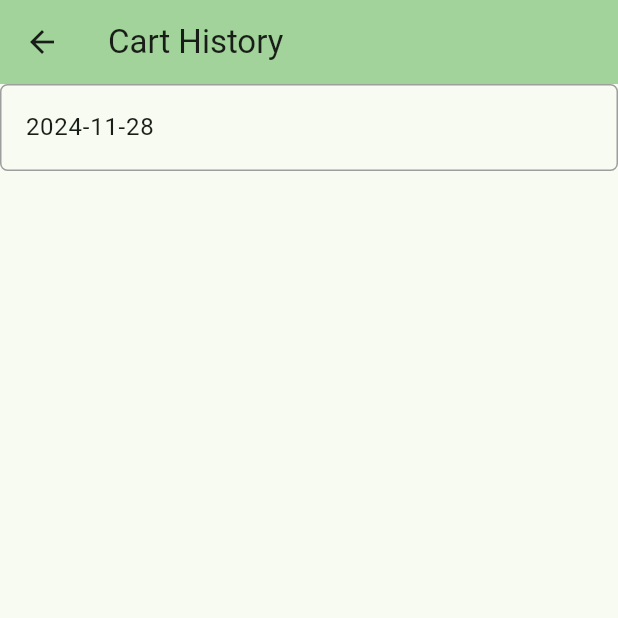
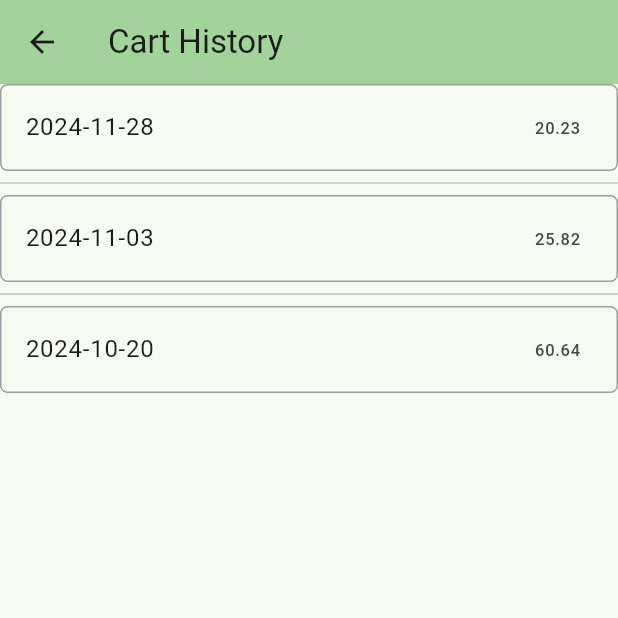
Before and after one commit to Hollowhking/HCIproject, a Flutter app: the screen it shows after launch, after a tap on the "history" icon, on a phone screen of 412 x 824 dp, the top half of it. Run offline on Flutter 3.47's test engine with Material 3 defaults, Android fonts, the phone set to English and light mode, and no system bars; network calls fail.

Commit message:
Added settings page and cart history update

```diff
--- a/lib/Item.dart
+++ b/lib/Item.dart
@@ -24,4 +24,20 @@ class Cart{
     }
     return total;
   }
+
+  double gettotalwithtax(){
+    return (gettotal() + (gettotal()*0.13));
+  }
 }
+
+class User{
+  List<Cart> history;
+  String name;
+
+
+  User(this.history, this.name);
+
+  void addcart(Cart newcart){
+    history.add(newcart);
+  }
+}
--- a/lib/main.dart
+++ b/lib/main.dart
@@ -24,10 +24,18 @@ class MyApp extends StatelessWidget {
 
 Item coke = Item(001, "12pk Coca Cola", "https://i5.walmartimages.com/asr/f810b124-f8a0-4a93-82d2-3e770ea24345.361d24791354ad16ecc48cff4ceee35e.jpeg?odnHeight=2000&odnWidth=2000&odnBg=FFFFFF", 12.91);
 Item pringles = Item(002, "Pringles 500g", "https://voila.ca/images-v3/2d92d19c-0354-49c0-8a91-5260ed0bf531/57dda498-e3a1-4944-b874-c58fff63365c/500x500.jpg", 4.99);
-Item chickenstrips = Item(003, "Janes Chicken Tenders", "itemimgurl", 12.91);
-Item cucumber = Item(004, "Cucumber", "itemimgurl", 3.99);
+Item chickenstrips = Item(003, "Janes Chicken Tenders", "http://i.bungo.ca/u/Es7SGJ.png", 12.91);
+Item cucumber = Item(004, "Cucumber", "https://i5.walmartimages.ca/images/Enlarge/840/154/6000205840154.jpg?odnHeight=2000&odnWidth=2000&odnBg=FFFFFF", 3.99);
+Item carrots = Item(005, "Carrots 50g", "https://i5.walmartimages.ca/images/Enlarge/328/479/6000207328479.jpg", 2.50);
+Item Oreo = Item(006, "Oreo cookies 495g", "https://i5.walmartimages.com/asr/db7d72d9-68da-4ee2-9838-ea45824ff7af.3327e3c6c5731b6a6190eba573c8a8f9.jpeg?odnHeight=2000&odnWidth=2000&odnBg=FFFFFF", 3.45);
+Item dietcoke = Item(007, "12pk Diet Coca Cola", "http://i.bungo.ca/u/FIsdyL.png", 12.91);
+
 
 Cart cart1 = Cart([coke, pringles], "2024-11-28");
+Cart cart2 = Cart([carrots,chickenstrips,Oreo,cucumber], "2024-11-03");
+Cart cart3 = Cart([coke,pringles, chickenstrips, cucumber, carrots, Oreo, dietcoke], "2024-10-20");
+
+User user1 = User([cart1, cart2, cart3], "Josh");
 
 class MyHomePage extends StatefulWidget {
   const MyHomePage({super.key, required this.title});
@@ -51,9 +59,16 @@ class _MyHomePageState extends State<MyHomePage> {
             //Go to cart history
             final result = await Navigator.push(
               context,
-              MaterialPageRoute(builder: (context) => _CartHistoryPage([cart1]))
+              MaterialPageRoute(builder: (context) => _CartHistoryPage(user1))
             );
-          }, icon: const Icon(Icons.history))
+          }, icon: const Icon(Icons.history)),
+          IconButton(
+              onPressed: () async{
+                final result = await Navigator.push(
+                    context,
+                    MaterialPageRoute(builder: (context) => _settingspage(user1))
+                );
+              }, icon: const Icon(Icons.settings))
         ],
       ),
       body: Center(
@@ -84,7 +99,7 @@ class _MyHomePageState extends State<MyHomePage> {
 }
 
 class _scannerpage extends StatelessWidget{
-  Cart currentcart = new Cart([], "2024-11-28");
+  Cart currentcart = new Cart([], "${DateTime.now()}");
 
 
   @override
@@ -118,25 +133,25 @@ class _scannerpage extends StatelessWidget{
 }
 
 class _CartHistoryPage extends StatelessWidget{
-  List<Cart> carthistorylist;
-  _CartHistoryPage(this.carthistorylist);
+  User user;
+  _CartHistoryPage(this.user);
 
   @override
   Widget build(BuildContext context) {
-    print(carthistorylist.length);
+    print(user.history.length);
     return Scaffold(
       appBar: AppBar(
         backgroundColor: Theme.of(context).colorScheme.inversePrimary,
         title: Text("Cart History"),
       ),
       body:ListView.separated(
-            itemCount: carthistorylist.length,
+            itemCount: user.history.length,
             itemBuilder: (BuildContext context, int index){
               return GestureDetector(
                 onTap: () async{
                   final result = await Navigator.push(
                       context,
-                      MaterialPageRoute(builder: (context) => _cartpageview(carthistorylist[index]))
+                      MaterialPageRoute(builder: (context) => _cartpageview(user.history[index]))
                   );
                 },
                 child: Container(
@@ -145,7 +160,8 @@ class _CartHistoryPage extends StatelessWidget{
                       side: BorderSide(color: Colors.grey, width: 1),
                       borderRadius: BorderRadius.circular(5)
                     ),
-                    title: Text(carthistorylist[index].date),
+                    title: Text(user.history[index].date),
+                    trailing: Text("${(user.history[index].gettotalwithtax()).toStringAsFixed(2)}"),
                   ),
                 ),
               );
@@ -202,3 +218,20 @@ class _cartpageview extends StatelessWidget {
     );
   }
 }
+
+class _settingspage extends StatelessWidget{
+  User currentuser;
+
+  _settingspage(this.currentuser);
+
+  @override
+  Widget build(BuildContext context) {
+    return Scaffold(
+      appBar: AppBar(
+        backgroundColor: Theme.of(context).colorScheme.inversePrimary,
+        title: Text("Settings"),
+      ),
+    );
+  }
+
+}
```
